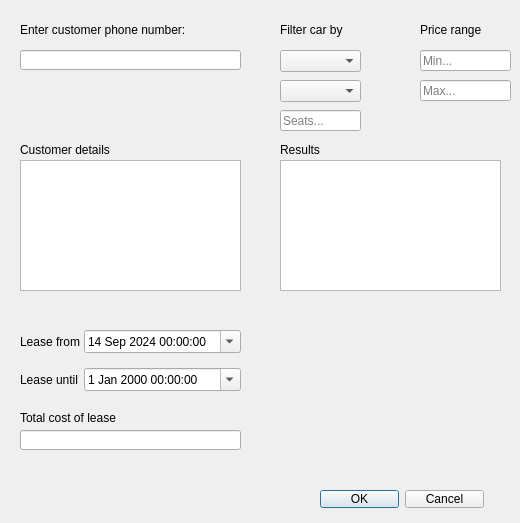
First picture: the form in src/LeaseDialog.ui, repository Blodroed/RustyRides, before the edit.
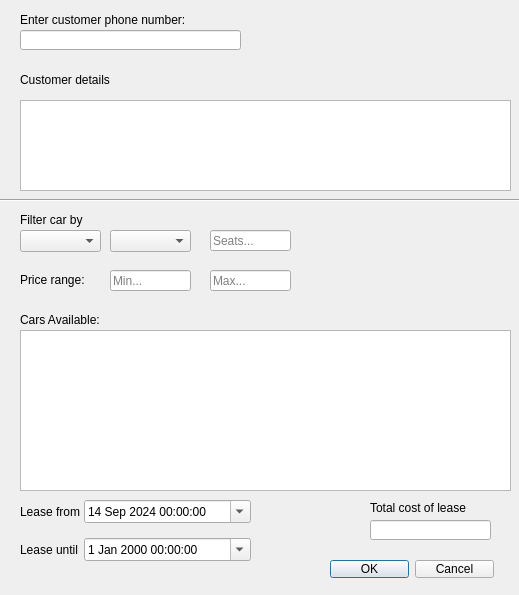
Second picture: the form after the edit.

Commit message: Filtering on customer phone numbers now work

Diff of the .ui file:
```diff
--- a/src/LeaseDialog.ui
+++ b/src/LeaseDialog.ui
@@ -6,8 +6,8 @@
    <rect>
     <x>0</x>
     <y>0</y>
-    <width>520</width>
-    <height>523</height>
+    <width>519</width>
+    <height>595</height>
    </rect>
   </property>
   <property name="windowTitle">
@@ -16,8 +16,8 @@
   <widget class="QComboBox" name="CarTypeFilter">
    <property name="geometry">
     <rect>
-     <x>280</x>
-     <y>50</y>
+     <x>20</x>
+     <y>230</y>
      <width>81</width>
      <height>22</height>
     </rect>
@@ -123,8 +123,8 @@
   <widget class="QComboBox" name="FuelTypeFilter">
    <property name="geometry">
     <rect>
-     <x>280</x>
-     <y>80</y>
+     <x>110</x>
+     <y>230</y>
      <width>81</width>
      <height>22</height>
     </rect>
@@ -158,27 +158,27 @@
     </property>
    </item>
   </widget>
-  <widget class="QTableView" name="tableView">
+  <widget class="QTableWidget" name="FilteredCarTable">
    <property name="geometry">
     <rect>
-     <x>280</x>
-     <y>160</y>
-     <width>221</width>
-     <height>131</height>
+     <x>20</x>
+     <y>330</y>
+     <width>491</width>
+     <height>161</height>
     </rect>
    </property>
   </widget>
   <widget class="QLabel" name="CarFilterResults">
    <property name="geometry">
     <rect>
-     <x>280</x>
-     <y>140</y>
+     <x>20</x>
+     <y>310</y>
      <width>211</width>
      <height>20</height>
     </rect>
    </property>
    <property name="text">
-    <string>Results</string>
+    <string>Cars Available:</string>
    </property>
    <property name="alignment">
     <set>Qt::AlignLeading|Qt::AlignLeft|Qt::AlignVCenter</set>
@@ -187,8 +187,8 @@
   <widget class="QDialogButtonBox" name="OKCancel">
    <property name="geometry">
     <rect>
-     <x>320</x>
-     <y>490</y>
+     <x>330</x>
+     <y>560</y>
      <width>164</width>
      <height>18</height>
     </rect>
@@ -200,8 +200,8 @@
   <widget class="QLabel" name="LabelCarFilter">
    <property name="geometry">
     <rect>
-     <x>280</x>
-     <y>20</y>
+     <x>20</x>
+     <y>210</y>
      <width>111</width>
      <height>20</height>
     </rect>
@@ -217,7 +217,7 @@
    <property name="geometry">
     <rect>
      <x>20</x>
-     <y>20</y>
+     <y>10</y>
      <width>211</width>
      <height>20</height>
     </rect>
@@ -230,7 +230,7 @@
    <property name="geometry">
     <rect>
      <x>20</x>
-     <y>50</y>
+     <y>30</y>
      <width>221</width>
      <height>20</height>
     </rect>
@@ -240,7 +240,7 @@
    <property name="geometry">
     <rect>
      <x>20</x>
-     <y>140</y>
+     <y>70</y>
      <width>211</width>
      <height>20</height>
     </rect>
@@ -249,22 +249,12 @@
     <string>Customer details</string>
    </property>
   </widget>
-  <widget class="QListView" name="listView">
-   <property name="geometry">
-    <rect>
-     <x>20</x>
-     <y>160</y>
-     <width>221</width>
-     <height>131</height>
-    </rect>
-   </property>
-  </widget>
   <widget class="QWidget" name="formLayoutWidget">
    <property name="geometry">
     <rect>
      <x>20</x>
-     <y>330</y>
-     <width>221</width>
+     <y>500</y>
+     <width>231</width>
      <height>75</height>
     </rect>
    </property>
@@ -318,9 +308,9 @@
   <widget class="QLabel" name="LabelLeaseCost">
    <property name="geometry">
     <rect>
-     <x>20</x>
-     <y>410</y>
-     <width>181</width>
+     <x>370</x>
+     <y>500</y>
+     <width>131</width>
      <height>16</height>
     </rect>
    </property>
@@ -331,9 +321,9 @@
   <widget class="QLineEdit" name="CostCalcPlaceholder">
    <property name="geometry">
     <rect>
-     <x>20</x>
-     <y>430</y>
-     <width>221</width>
+     <x>370</x>
+     <y>520</y>
+     <width>121</width>
      <height>20</height>
     </rect>
    </property>
@@ -344,22 +334,22 @@
   <widget class="QLabel" name="LabelPriceMinMax">
    <property name="geometry">
     <rect>
-     <x>420</x>
-     <y>20</y>
+     <x>20</x>
+     <y>270</y>
      <width>101</width>
      <height>20</height>
     </rect>
    </property>
    <property name="text">
-    <string>Price range</string>
+    <string>Price range:</string>
    </property>
   </widget>
   <widget class="QLineEdit" name="MinPrice">
    <property name="geometry">
     <rect>
-     <x>420</x>
-     <y>50</y>
-     <width>91</width>
+     <x>110</x>
+     <y>270</y>
+     <width>81</width>
      <height>21</height>
     </rect>
    </property>
@@ -373,9 +363,9 @@
   <widget class="QLineEdit" name="MaxPrice">
    <property name="geometry">
     <rect>
-     <x>420</x>
-     <y>80</y>
-     <width>91</width>
+     <x>210</x>
+     <y>270</y>
+     <width>81</width>
      <height>21</height>
     </rect>
    </property>
@@ -389,8 +379,8 @@
   <widget class="QLineEdit" name="SeatCapacityFilter">
    <property name="geometry">
     <rect>
-     <x>280</x>
-     <y>110</y>
+     <x>210</x>
+     <y>230</y>
      <width>81</width>
      <height>21</height>
     </rect>
@@ -399,6 +389,29 @@
     <string>Seats...</string>
    </property>
   </widget>
+  <widget class="QTableWidget" name="FilteredCustomerTable">
+   <property name="geometry">
+    <rect>
+     <x>20</x>
+     <y>100</y>
+     <width>491</width>
+     <height>91</height>
+    </rect>
+   </property>
+  </widget>
+  <widget class="Line" name="line">
+   <property name="geometry">
+    <rect>
+     <x>-10</x>
+     <y>190</y>
+     <width>541</width>
+     <height>20</height>
+    </rect>
+   </property>
+   <property name="orientation">
+    <enum>Qt::Horizontal</enum>
+   </property>
+  </widget>
  </widget>
  <resources/>
  <connections/>
```
The commit also changes 3 other files.
